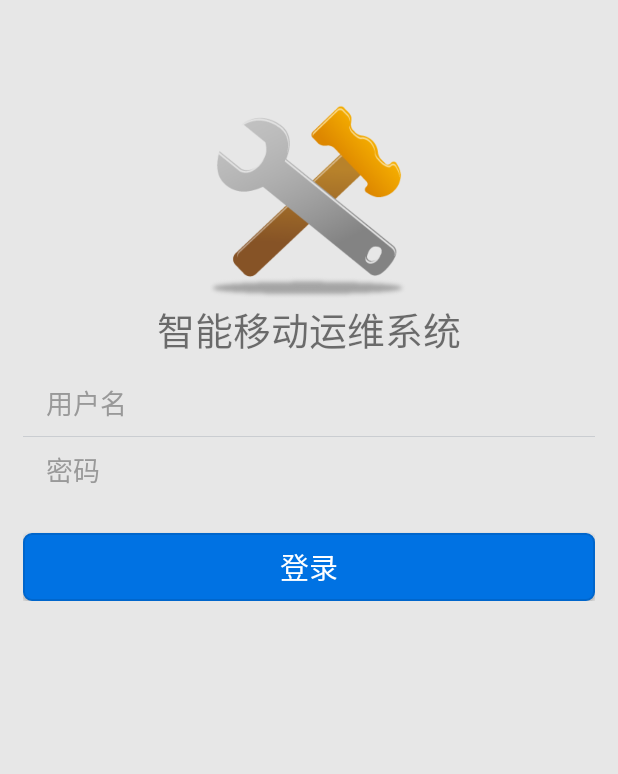
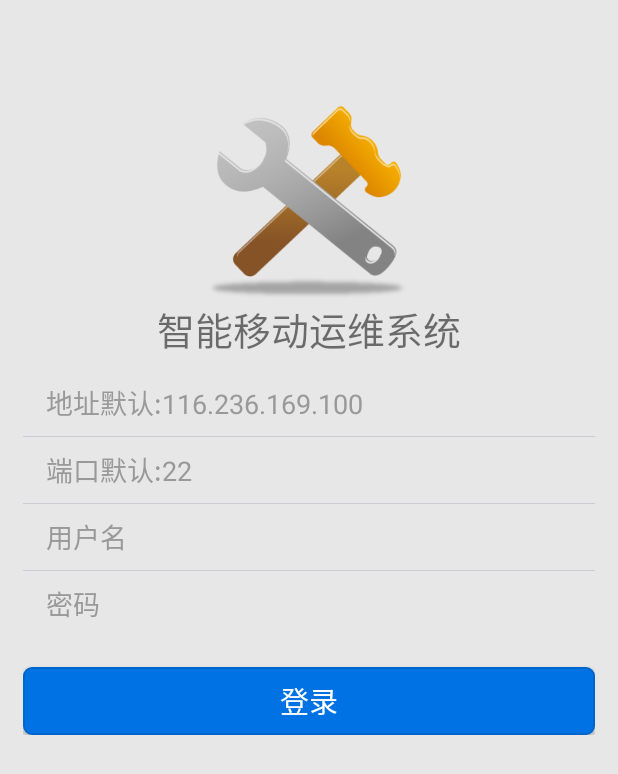
Before and after one commit to zinsserzc/Automove, an Android app: the screen it shows after launch (LoginActivity), on a phone screen of 412 x 824 dp. Shown: the top 774 px of the screen. Run offline under Robolectric (Android 15) with nearby library versions, the phone set to English and light mode, and no system bars.

Commit message:
功能进一步完善

```diff
--- a/app/src/main/java/com/dawn/impetus/automove/activity/LoginActivity.java
+++ b/app/src/main/java/com/dawn/impetus/automove/activity/LoginActivity.java
@@ -25,9 +25,9 @@ public class LoginActivity extends AppCompatActivity {
 
     public  static final String TAG = LoginActivity.class.getName();
 
-    private EditText userEdit, pswEdit;
+    private EditText addressEdit,portEdit,userEdit, pswEdit;
     private Button loginBtn;
-    private String userName, passWord;
+    private String address,port,userName, passWord;
     private Handler loginHandler;
 
     @Override
@@ -50,6 +50,8 @@ public class LoginActivity extends AppCompatActivity {
     private void init() {
 
         loginBtn = (Button) findViewById(R.id.login_btnLogin);
+        addressEdit=(EditText)findViewById(R.id.login_address);
+        portEdit=(EditText)findViewById(R.id.login_port);
         userEdit = (EditText) findViewById(R.id.login_edtId);
         pswEdit = (EditText) findViewById(R.id.login_edtPwd);
     }
@@ -68,6 +70,46 @@ public class LoginActivity extends AppCompatActivity {
      * 设置文本框变化监听
      */
     private void setEditorChangeListener() {
+
+        //地址框
+        addressEdit.addTextChangedListener(new TextWatcher() {
+            @Override
+            public void beforeTextChanged(CharSequence charSequence, int i, int i1, int i2) {
+
+            }
+
+            @Override
+            public void onTextChanged(CharSequence charSequence, int i, int i1, int i2) {
+                address = charSequence.toString();
+            }
+
+            @Override
+            public void afterTextChanged(Editable editable) {
+
+            }
+        });
+
+        //端口框
+        portEdit.addTextChangedListener(new TextWatcher() {
+            @Override
+            public void beforeTextChanged(CharSequence charSequence, int i, int i1, int i2) {
+
+            }
+
+            @Override
+            public void onTextChanged(CharSequence charSequence, int i, int i1, int i2) {
+                port = charSequence.toString();
+            }
+
+            @Override
+            public void afterTextChanged(Editable editable) {
+
+            }
+        });
+
+
+
+
         //用户名框
         userEdit.addTextChangedListener(new TextWatcher() {
             @Override
@@ -121,6 +163,8 @@ public class LoginActivity extends AppCompatActivity {
                     saveUser();
                     loginBtn.setEnabled(false);
                     loginBtn.setText("登录中...");
+                    addressEdit.setEnabled(false);
+                    portEdit.setEnabled(false);
                     userEdit.setEnabled(false);
                     pswEdit.setEnabled(false);
                     login();
@@ -155,6 +199,8 @@ public class LoginActivity extends AppCompatActivity {
                         Toast.makeText(LoginActivity.this,"登录失败",Toast.LENGTH_SHORT).show();
                         loginBtn.setEnabled(true);
                         loginBtn.setText("登录");
+                        addressEdit.setEnabled(true);
+                        portEdit.setEnabled(true);
                         userEdit.setEnabled(true);
                         pswEdit.setEnabled(true);
                         break;
@@ -190,6 +236,16 @@ public class LoginActivity extends AppCompatActivity {
      */
     private boolean isValid() {
 
+        if (address == null || address.equals("")) {
+            Toast.makeText(LoginActivity.this, "请输入地址", Toast.LENGTH_SHORT).show();
+            return false;
+
+        }else
+        if (port == null || port.equals("")) {
+            Toast.makeText(LoginActivity.this, "请输入端口号", Toast.LENGTH_SHORT).show();
+            return false;
+
+        }else
         if (userName == null || userName.equals("")) {
             Toast.makeText(LoginActivity.this, "请输入账号", Toast.LENGTH_SHORT).show();
             return false;
@@ -208,8 +264,12 @@ public class LoginActivity extends AppCompatActivity {
      */
     private void saveUser() {
 
+        address=addressEdit.getText().toString();
+        port=portEdit.getText().toString();
         userName = userEdit.getText().toString();
         passWord = pswEdit.getText().toString();
+        SPUtil.put(getApplicationContext(), "address", address);
+        SPUtil.put(getApplicationContext(), "port", port);
         SPUtil.put(getApplicationContext(), "userName", userName);
         SPUtil.put(getApplicationContext(), "passWord", passWord);
 
@@ -219,7 +279,15 @@ public class LoginActivity extends AppCompatActivity {
     protected void onStart() {
         super.onStart();
 
-        //设置初始用户名
+        //设置初始值
+        address = SPUtil.get(getApplicationContext(), "address", "").toString();
+        if (address != null || !address.equals(""))
+            addressEdit.setText(address);
+
+        port = SPUtil.get(getApplicationContext(), "port", "").toString();
+        if (port != null || !port.equals(""))
+            portEdit.setText(port);
+
         userName = SPUtil.get(getApplicationContext(), "userName", "").toString();
         if (userName != null || !userName.equals(""))
             userEdit.setText(userName);
--- a/app/src/main/java/com/dawn/impetus/automove/utils/SSHUtil.java
+++ b/app/src/main/java/com/dawn/impetus/automove/utils/SSHUtil.java
@@ -26,8 +26,8 @@ public class SSHUtil {
     private String charset = "UTF-8"; // 设置编码格式
     private String username; // 用户名
     private String password; // 登录密码
-    private String host = "116.236.169.100"; // 主机IP
-    private int port = 22; //端口
+    private String host; // 主机IP
+    private int port; //端口
     private JSch jsch = new JSch();//连接ssh
     private Session session;
 
@@ -56,6 +56,8 @@ public class SSHUtil {
 
         //取出用户名和密码并设置,生命周期是全局的
         Context context = ContextApplication.getAppContext();
+        host=SPUtil.get(context,"address","").toString();
+        port=Integer.valueOf(SPUtil.get(context,"port","").toString());
         username = SPUtil.get(context, "userName", "").toString();
         password = SPUtil.get(context, "passWord", "").toString();
         Log.i(TAG, "user is" + username + " psw is" + password);
--- a/app/src/main/res/layout/activity_login.xml
+++ b/app/src/main/res/layout/activity_login.xml
@@ -34,40 +34,50 @@
 
             android:orientation="vertical" >
 
-            <LinearLayout
-                android:id="@+id/userId_LinearLayout"
+            <EditText
+                android:id="@+id/login_address"
                 android:layout_width="match_parent"
-                android:layout_height="wrap_content"
-                android:gravity="right"
-                android:orientation="horizontal" >
+                android:layout_height="44dp"
+                android:background="@null"
+                android:hint="@string/addresstxthint"
+                android:paddingLeft="15dp"
+                android:paddingRight="0dp"
+                android:singleLine="true"
+                android:textColorHint="#999999"
+                android:textSize="18sp" />
+            <View
+                android:layout_width="match_parent"
+                android:layout_height="0.5dp"
+                android:background="#CACDD1" />
+            <EditText
+                android:id="@+id/login_port"
+                android:layout_width="match_parent"
+                android:layout_height="44dp"
+                android:background="@null"
+                android:hint="@string/porttxthint"
+                android:paddingLeft="15dp"
+                android:paddingRight="0dp"
+                android:singleLine="true"
+                android:textColorHint="#999999"
+                android:textSize="18sp" />
+            <View
+                android:layout_width="match_parent"
+                android:layout_height="0.5dp"
+                android:background="#CACDD1" />
 
                 <!-- android:ems="10"表示EditText内最多只显示10个字符，超出不显示 -->
                 <!-- android:singleLine="true"表示不能全部显示时，后面用“…”来表示 -->
             <EditText
                 android:id="@+id/login_edtId"
-                    android:layout_width="0dp"
+                android:layout_width="match_parent"
                 android:layout_height="44dp"
-                    android:layout_weight="1"
                 android:background="@null"
-                    android:ems="10"
                 android:hint="@string/idtxthint"
                 android:paddingLeft="15dp"
-                    android:paddingRight="15dp"
+                android:paddingRight="0dp"
                 android:singleLine="true"
                 android:textColorHint="#999999"
-                    android:textSize="18sp" >
-
-                    <requestFocus />
-                </EditText>
-
-                <!--<ImageView-->
-                    <!--android:id="@+id/login_more_user"-->
-                    <!--android:layout_width="wrap_content"-->
-                    <!--android:layout_height="44dp"-->
-                    <!--android:layout_marginRight="15dp"-->
-                    <!--android:layout_marginTop="5dp"-->
-                    <!--android:src="@drawable/login_more_up" />-->
-            </LinearLayout>
+                android:textSize="18sp" />
 
             <!-- 横线  -->
             <View
--- a/app/src/main/res/layout/fragment_monitor.xml
+++ b/app/src/main/res/layout/fragment_monitor.xml
@@ -72,7 +72,7 @@
             android:id="@+id/tv_node_down"
             android:layout_width="wrap_content"
             android:layout_height="wrap_content"
-            android:textColor="@color/blue"/>
+            android:textColor="@color/orange"/>
     </LinearLayout>
 
     <LinearLayout
--- a/app/src/main/res/layout/item_title.xml
+++ b/app/src/main/res/layout/item_title.xml
@@ -34,6 +34,7 @@
         android:textSize="17sp"
         android:textColor="#fff" />
 
+
     <RelativeLayout
         android:id="@+id/icon_more"
         android:layout_width="wrap_content"
@@ -60,5 +61,6 @@
             android:background="@color/blue"
             android:singleLine="true"/>
 
+
     </RelativeLayout>
 </RelativeLayout>
--- a/app/src/main/res/values/colors.xml
+++ b/app/src/main/res/values/colors.xml
@@ -9,7 +9,7 @@
     <color name="button_normal">@color/blue</color>
     <color name="blue">#014ea0</color>
     <color name="green">#99FF66</color>
-
+    <color name="orange">#FFA500 </color>
 
     <!--总览-->
     <color name="divide_line">#0b7179</color>
--- a/app/src/main/res/values/strings.xml
+++ b/app/src/main/res/values/strings.xml
@@ -60,6 +60,8 @@
     <string name="node_exclusive">负载节点：</string>
 
     <!--登录-->
+    <string name="addresstxthint">地址默认:116.236.169.100</string>
+    <string name="porttxthint">端口默认:22</string>
 	<string name="idtxthint">用户名</string>
     <string name="pwdtxthint">密码</string>
     <string name="loginbtntext">登录</string>
```
Also changed, not shown: app/src/main/java/com/dawn/impetus/automove/fragments/MonitorFragment.java (+7 -2 lines), app/src/main/java/com/dawn/impetus/automove/fragments/WorkFragment.java (+12 -11 lines). Lines whose indentation alone changed are shown as unchanged.
